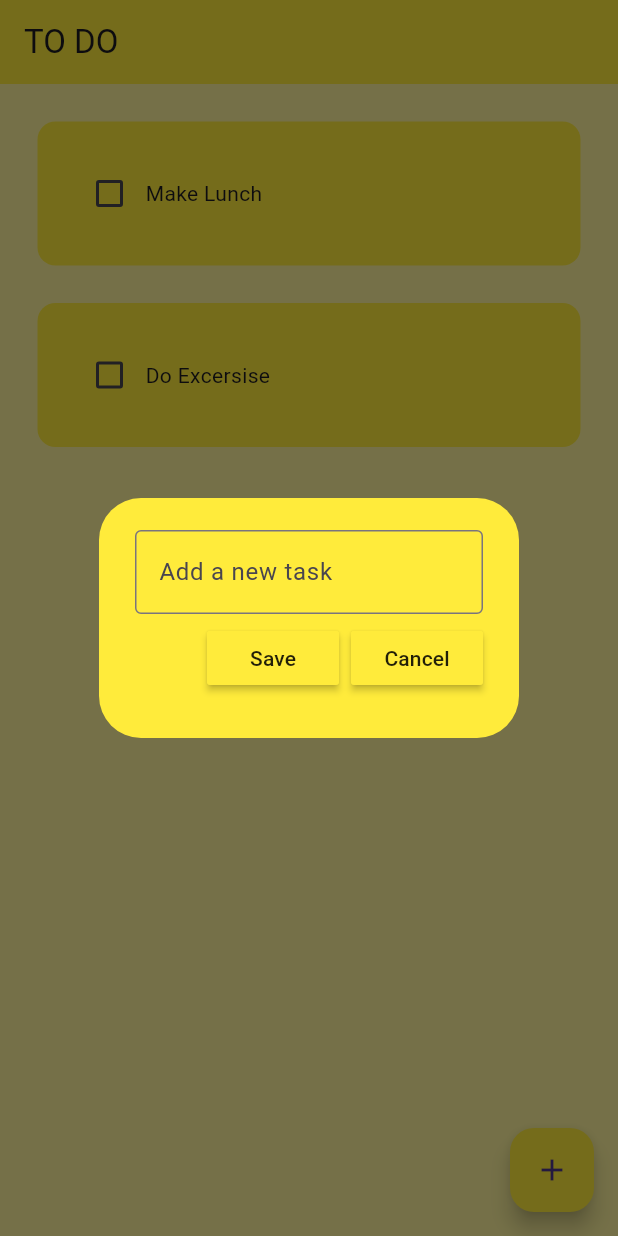
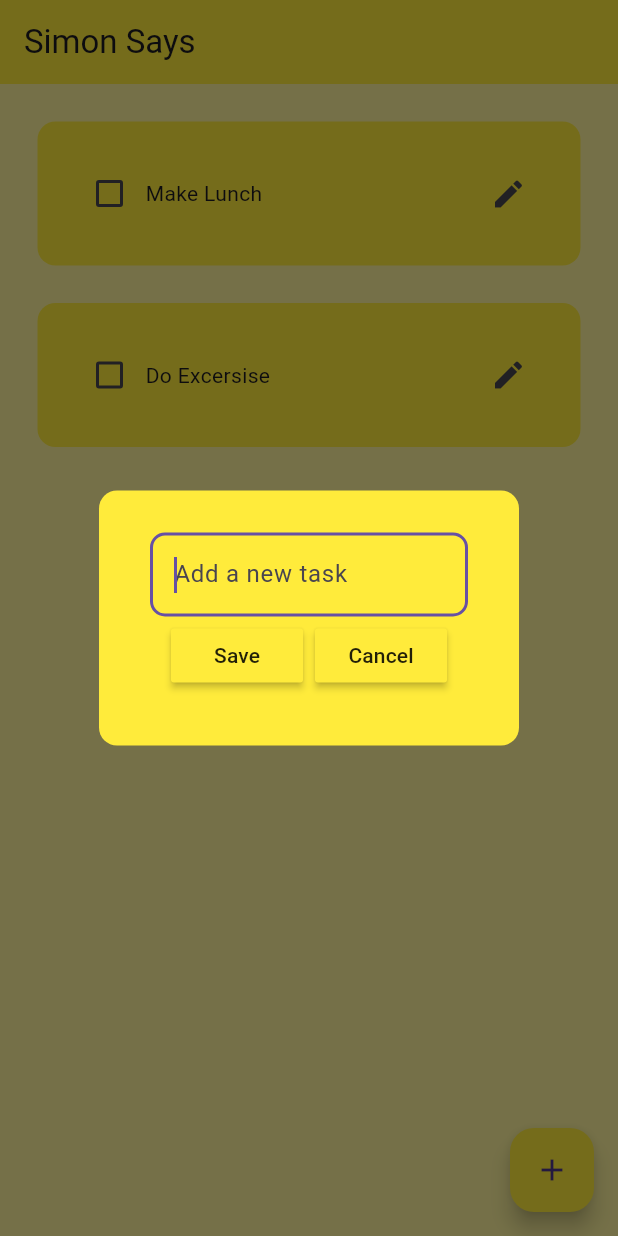
Before and after one commit to Sajmon410/simon-says, a Flutter app: the screen it shows after launch, after a tap on the "add" icon, on a phone screen of 412 x 824 dp. Run offline on Flutter 3.47's test engine with Material 3 defaults, Android fonts, the phone set to English and light mode, and no system bars; drawn by our look-alikes of flutter_slidable; our stand-ins replace hive, hive_flutter; accounts and stored records are empty.

Commit message:
Edit button added

```diff
--- a/lib/pages/home_page.dart
+++ b/lib/pages/home_page.dart
@@ -1,5 +1,3 @@
-import 'dart:nativewrappers/_internal/vm/lib/ffi_allocation_patch.dart';
-
 import 'package:flutter/material.dart';
 import 'package:hive/hive.dart';
 import 'package:mylist/data/database.dart';
@@ -14,81 +12,91 @@ class HomePage extends StatefulWidget {
 }
 
 class _HomePageState extends State<HomePage> {
-//reference the hive
-final _myBox=Hive.box('mybox');
+  final _myBox = Hive.box('mybox');
   ToDoDataBase db = ToDoDataBase();
   final _controller = TextEditingController();
 
   @override
   void initState() {
-    //  implement initState
-    if(_myBox.get("TODOLIST")==null){
+    if (_myBox.get("TODOLIST") == null) {
       db.createInitialData();
-    }else{
+    } else {
       db.loadData();
     }
     super.initState();
   }
 
-
-void checkBoxChanged(bool? value, int index){
+  void checkBoxChanged(bool? value, int index) {
     setState(() {
-    db.toDoList[index][1]=!db.toDoList[index][1];
+      db.toDoList[index][1] = !db.toDoList[index][1];
     });
     db.updateDataBase();
   }
 
-//save new task
-void saveNewTask(){
+  void saveNewTask() {
     setState(() {
-    db.toDoList.add([ _controller.text, false]);
+      db.toDoList.add([_controller.text, false]);
       _controller.clear();
     });
     Navigator.of(context).pop();
     db.updateDataBase();
   }
 
-void updateTask(int index, String newTask){
+  void updateTask(int index, String newTask) {
     setState(() {
       db.toDoList[index][0] = newTask;
       db.updateDataBase();
     });
   }
 
-void createNewTask(){
-  showDialog(context: context,
-   builder: (context){
+  void createNewTask() {
+    showDialog(
+      context: context,
+      builder: (context) {
         return DialogBox(
           controller: _controller,
           onSave: saveNewTask,
           onCancel: () => Navigator.of(context).pop(),
         );
-   });
+      },
+    );
   }
-void editTask(index){
+
+  void editTask(int index) {
     _controller.text = db.toDoList[index][0];
-  showDialog(context: context,
-   builder: (context){
+    WidgetsBinding.instance.addPostFrameCallback((_) {
+    showDialog(
+      context: context,
+      builder: (context) {
         return DialogBox(
           controller: _controller,
           onSave: () {
-      updateTask(index,_controller.text);
+            updateTask(index, _controller.text);
+            Navigator.of(context).pop();
+            Future.delayed(Duration(milliseconds: 300),(){
               _controller.clear();
+            });
+
+          },
+          onCancel: () {
             Navigator.of(context).pop();
+              Future.delayed(Duration(milliseconds: 300), () {
+               _controller.clear(); // Očisti kontroller nakon što se dijalog zatvori
+            });
+
           },
-      onCancel: (){Navigator.of(context).pop();
-      _controller.clear();}
+        );
+      },
     );
   });
+  }
 
-}
-void deleteTask(int index){
+  void deleteTask(int index) {
     setState(() {
       db.toDoList.removeAt(index);
     });
     db.updateDataBase();
   }
-
 
   @override
   Widget build(BuildContext context) {
@@ -96,22 +104,23 @@ void deleteTask(int index){
       backgroundColor: Colors.yellow[200],
       appBar: AppBar(
         backgroundColor: Colors.yellow,
-        title: Text("TO DO"),
+        title: Text("Simon Says"),
       ),
       floatingActionButton: FloatingActionButton(
         onPressed: createNewTask,
         backgroundColor: Colors.yellow,
-        child: Icon(Icons.add)
+        child: Icon(Icons.add),
       ),
       body: ListView.builder(
         itemCount: db.toDoList.length,
-       itemBuilder:(context, index) {
+        itemBuilder: (context, index) {
           return ToDoTile(
             taskName: db.toDoList[index][0],
             taskCompleted: db.toDoList[index][1],
-          onChanged: (value) =>checkBoxChanged(value,index),
+            onChanged: (value) => checkBoxChanged(value, index),
             deleteFunction: (context) => deleteTask(index),
-          editFunction: (context) => editTask(index),
+            editFunction: (context, index) => editTask(index),  // Prosleđivanje index-a
+            index: index,  // Prosleđivanje index-a u ToDoTile
           );
         },
       ),
--- a/lib/util/dialog_box.dart
+++ b/lib/util/dialog_box.dart
@@ -17,24 +17,35 @@ class DialogBox extends StatelessWidget {
   Widget build(BuildContext context) {
       return AlertDialog(
         backgroundColor: Colors.yellow,
-        content: Container(
-          height: 120,
+        shape: RoundedRectangleBorder(
+          borderRadius: BorderRadius.circular(12)
+        ),
+        content: Padding(
+          padding: const EdgeInsets.all(10.0),
+          child: Container(
+            height: 110,
+
             child: Column(
               mainAxisAlignment: MainAxisAlignment.spaceEvenly,
               children: [
                 TextField(
                   controller: controller,
+                  autofocus: true,
                   decoration: InputDecoration(
-                  border: OutlineInputBorder(),
+                    border: OutlineInputBorder(
+                          borderRadius: BorderRadius.circular(10),
+                    ),
+
                   hintText: "Add a new task",
                   ),
 
                 ),
               Row(
-               mainAxisAlignment: MainAxisAlignment.end,
+                 mainAxisAlignment: MainAxisAlignment.center,
                 children: [
 
-              MyButton(text: "Save", onPressed: onSave),
+                MyButton(text: "Save", onPressed: onSave,
+                ),
 
                 const SizedBox(width: 8),
 
@@ -44,6 +55,7 @@ class DialogBox extends StatelessWidget {
               ],
             ),
           ),
+        ),
       );
   }
 }
--- /dev/null
+++ b/lib/util/edit_button.dart
@@ -0,0 +1,17 @@
+import 'package:flutter/material.dart';
+
+class EditButton extends StatelessWidget {
+  VoidCallback onPressed;
+ EditButton({
+  super.key,
+  required this.onPressed(),
+  });
+
+  @override
+  Widget build(BuildContext context) {
+    return   IconButton(
+     icon: Icon(Icons.edit),
+      onPressed: onPressed,  // Poziv edit funkcije sa indexom
+    );
+  }
+}
--- a/lib/util/todo_tile.dart
+++ b/lib/util/todo_tile.dart
@@ -1,14 +1,15 @@
 import 'package:flutter/material.dart';
 import 'package:flutter_slidable/flutter_slidable.dart';
+import 'package:mylist/util/edit_button.dart';
 
 class ToDoTile extends StatelessWidget {
   final String taskName;
   final bool taskCompleted;
-  //ovako mora to trazi onChanged
   Function(bool?)? onChanged;
   Function(BuildContext)? deleteFunction;
-  Function(BuildContext)? editFunction;
+  Function(BuildContext, int)? editFunction;  // Funkcija koja prima BuildContext i index
 
+  final int index;  // Dodajemo index kao parametar
 
   ToDoTile({
     super.key,
@@ -17,12 +18,13 @@ class ToDoTile extends StatelessWidget {
     required this.onChanged,
     required this.deleteFunction,
     required this.editFunction,
+    required this.index, // Prosleđivanje index-a
   });
 
   @override
   Widget build(BuildContext context) {
     return Padding(
-      padding: const EdgeInsets.only(left: 25.0,right: 25,top: 25),
+      padding: const EdgeInsets.only(left: 25.0, right: 25, top: 25),
       child: Slidable(
         endActionPane: ActionPane(
           motion: const StretchMotion(),
@@ -32,11 +34,10 @@ class ToDoTile extends StatelessWidget {
               icon: Icons.delete,
               backgroundColor: Colors.red.shade300,
               borderRadius: BorderRadius.circular(12),
-        )
+            ),
           ],
         ),
         child: Container(
-
           padding: const EdgeInsets.all(24),
           decoration: BoxDecoration(
             color: Colors.yellow,
@@ -48,15 +49,27 @@ class ToDoTile extends StatelessWidget {
               Checkbox(
                 value: taskCompleted,
                 onChanged: onChanged,
-                activeColor: Colors.black),
+                activeColor: Colors.black,
+              ),
               //task name
-              Text(taskName,
+              Text(
+                taskName,
                 style: TextStyle(
-                decoration: taskCompleted ? TextDecoration.lineThrough : TextDecoration.none,
-              ),),
+                  decoration: taskCompleted
+                      ? TextDecoration.lineThrough
+                      : TextDecoration.none,
+                ),
+              ),
+              Spacer(),
+             EditButton(
+              onPressed: (){if(editFunction!=null){
+                editFunction!(context,index);
+              }
+
+              }
+             )
             ],
           ),
-
         ),
       ),
     );
```
Also changed, not shown: pubspec.lock, 4 other files. Lines whose indentation alone changed are shown as unchanged.
